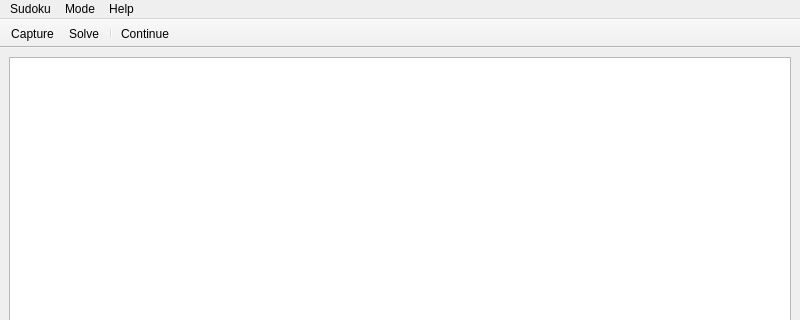
Qt form modules/gui/w_main_window.ui (IvanFeofanov/sudoker) before a commit; both pictures show x 0 to 800 and y 0 to 320 of the 800 by 600 pixel window.
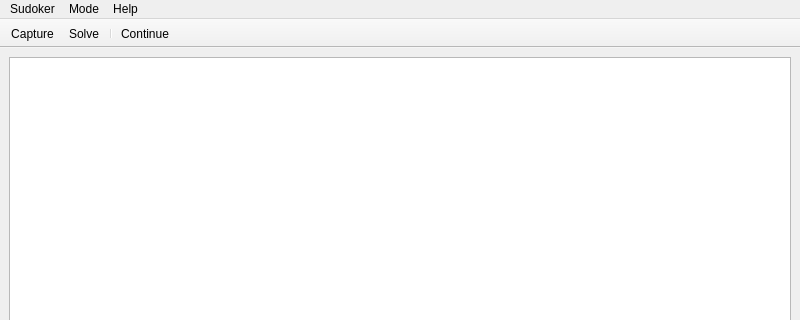
The same form after that commit. Icons and pictures are not drawn.

```diff
--- a/modules/gui/w_main_window.ui
+++ b/modules/gui/w_main_window.ui
@@ -41,7 +41,7 @@
    </property>
    <widget class="QMenu" name="menuFile">
     <property name="title">
-     <string>Sudoku</string>
+     <string>Sudoker</string>
     </property>
     <addaction name="actionImage_from_file"/>
     <addaction name="actionVideo_capture"/>
```
